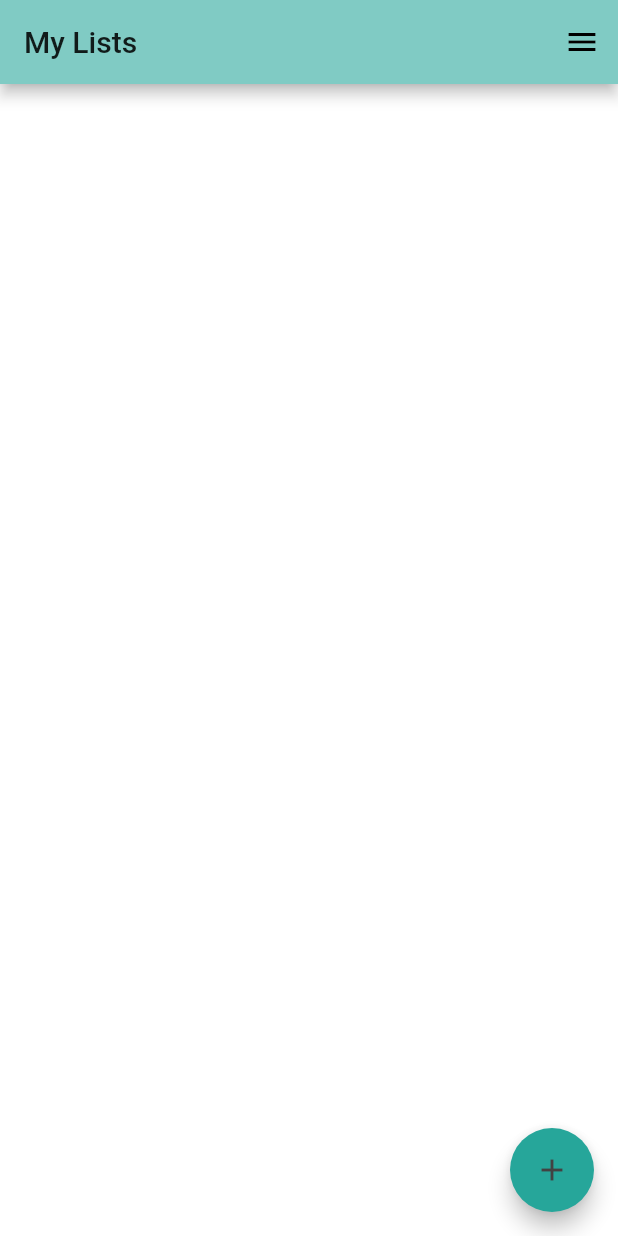
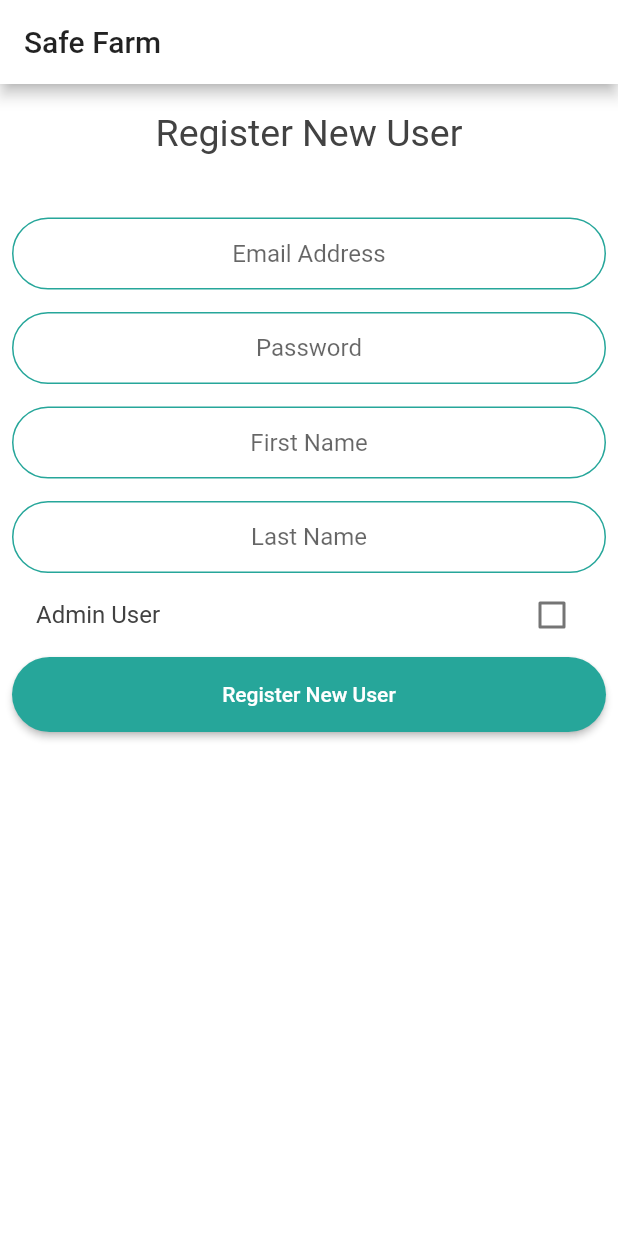
Before and after one commit to TrellixVulnTeam/my_lists_WHH1, a Flutter app: the screen it shows after launch, on a phone screen of 412 x 824 dp. Run offline on Flutter 3.47's test engine with Material 2 defaults, Android fonts, the phone set to English and light mode, and no system bars; our stand-ins replace cloud_firestore, cloud_functions, firebase_auth, firebase_core; accounts and stored records are empty.

Commit message:
login and registration start

```diff
--- /dev/null
+++ b/lib/components/user_registration_form.dart
@@ -0,0 +1,195 @@
+import 'package:cloud_functions/cloud_functions.dart';
+import 'package:flutter/material.dart';
+import 'package:my_lists/constants.dart';
+import 'package:my_lists/components/custom_button.dart';
+import 'package:my_lists/screens/home_screen.dart';
+
+bool isSuccessful = false;
+
+class UserRegistrationForm extends StatefulWidget {
+  @override
+  _UserRegistrationFormState createState() => _UserRegistrationFormState();
+}
+
+class _UserRegistrationFormState extends State<UserRegistrationForm> {
+  final _userRegistrationFormKey = GlobalKey<FormState>();
+
+  @override
+  void dispose() {
+    super.dispose();
+  }
+
+  late String _email;
+  late String _password;
+  late String _firstName;
+  late String _lastName;
+  bool _isAdmin = false;
+
+  bool showSpinner = false;
+
+  // define callable function
+  HttpsCallable createUserCallable = FirebaseFunctions.instance.httpsCallable(
+      'createUser',
+      options: HttpsCallableOptions(timeout: Duration(seconds: 5)));
+
+  Future<String> createUser() async {
+    //create the data map to be send
+    Map<String, dynamic> data = {
+      "email": _email,
+      "password": _password,
+      "firstName": _firstName,
+      "lastName": _lastName,
+      "isAdmin": _isAdmin,
+    };
+
+    String uid = "0";
+    await createUserCallable(data)
+        .then((response) => {
+              if (response.data['status'] == 'success')
+                {
+                  isSuccessful = true,
+                  showAlertDialog(context, 'User Created Successfully!'),
+                }
+              else
+                {
+                  isSuccessful = false,
+                  showAlertDialog(context, response.data['message']),
+                }
+            })
+        // ignore: return_of_invalid_type_from_catch_error
+        .catchError((err) => {print(err.toString())});
+
+    return uid;
+  }
+
+  @override
+  Widget build(BuildContext context) {
+    return Form(
+      key: _userRegistrationFormKey,
+      child: Padding(
+        padding: const EdgeInsets.all(8.0),
+        child: Column(
+          children: [
+            TextFormField(
+              textAlign: TextAlign.center,
+              decoration:
+                  kLoginTextFieldDecoration.copyWith(hintText: 'Email Address'),
+              onChanged: (value) {
+                _email = value.trim();
+              },
+            ),
+            SizedBox(height: 15.0),
+            TextFormField(
+              obscureText: true,
+              textAlign: TextAlign.center,
+              decoration:
+                  kLoginTextFieldDecoration.copyWith(hintText: 'Password'),
+              onChanged: (value) {
+                _password = value.trim();
+              },
+            ),
+            SizedBox(height: 15.0),
+            TextFormField(
+              textAlign: TextAlign.center,
+              decoration:
+                  kLoginTextFieldDecoration.copyWith(hintText: 'First Name'),
+              onChanged: (value) {
+                _firstName = value.trim();
+              },
+              validator: (value) {
+                if (value!.isEmpty) {
+                  return 'Please enter a first name.';
+                }
+                return null;
+              },
+            ),
+            SizedBox(height: 15.0),
+            TextFormField(
+              textAlign: TextAlign.center,
+              decoration:
+                  kLoginTextFieldDecoration.copyWith(hintText: 'Last Name'),
+              onChanged: (value) {
+                _lastName = value.trim();
+              },
+              validator: (value) {
+                if (value!.isEmpty) {
+                  return 'Please enter a last name.';
+                }
+                return null;
+              },
+            ),
+            CheckboxListTile(
+                title: Text(
+                  'Admin User',
+                  style: TextStyle(color: kPrimaryTextColour),
+                ),
+                value: _isAdmin,
+                onChanged: (value) {
+                  setState(() {
+                    _isAdmin = value!;
+                  });
+                }),
+            Column(
+              crossAxisAlignment: CrossAxisAlignment.stretch,
+              children: [
+                CustomButton(
+                  text: 'Register New User',
+                  colour: kAccentColour,
+                  radius: 32,
+                  onPress: () async {
+                    setState(() {
+                      showSpinner = true;
+                    });
+                    if (_userRegistrationFormKey.currentState!.validate()) {
+                      createUser();
+
+                      setState(() {
+                        showSpinner = false;
+                      });
+                    }
+                    setState(() {
+                      showSpinner = false;
+                    });
+                  },
+                ),
+              ],
+            ),
+          ],
+        ),
+      ),
+    );
+  }
+}
+
+showAlertDialog(BuildContext context, String message) {
+  // set up the button
+  Widget okButton = TextButton(
+    child: Text('OK'),
+    onPressed: () {
+      isSuccessful == true
+          ? Navigator.popAndPushNamed(context, HomeScreen.id)
+          : Navigator.pop(context);
+    },
+  );
+
+  // set up the AlertDialog
+  AlertDialog alert = AlertDialog(
+    title:
+        Text(isSuccessful == true ? 'User Created' : 'Unable to Create User'),
+    content: Text(
+      message,
+      style: TextStyle(color: kSecondaryTextColour),
+    ),
+    actions: [
+      okButton,
+    ],
+  );
+
+  // show the dialog
+  showDialog(
+    context: context,
+    builder: (BuildContext context) {
+      return alert;
+    },
+  );
+}
--- a/lib/main.dart
+++ b/lib/main.dart
@@ -20,3 +20,7 @@ class MyApp extends StatelessWidget {
     );
   }
 }
+
+//TODO: Create family registration page - access from login screen
+//TODO: First user in the family is admin
+//TODO: Change form depending on which page you're coming from, pass specific form through navigation??
--- a/lib/routes.dart
+++ b/lib/routes.dart
@@ -2,10 +2,12 @@ import 'package:flutter/widgets.dart';
 import 'package:my_lists/components/new_list.dart';
 import 'package:my_lists/screens/home_screen.dart';
 import 'package:my_lists/screens/login_screen.dart';
+import 'package:my_lists/screens/registration_screen.dart';
 
 final Map<String, WidgetBuilder> routes = <String, WidgetBuilder>{
-  '/': (context) => HomeScreen(),
+  '/': (context) => RegistrationScreen(),
   HomeScreen.id: (context) => HomeScreen(),
   NewList.id: (context) => NewList(),
   LoginScreen.id: (context) => LoginScreen(),
+  RegistrationScreen.id: (context) => RegistrationScreen(),
 };
--- a/lib/screens/home_screen.dart
+++ b/lib/screens/home_screen.dart
@@ -3,6 +3,7 @@ import 'package:flutter/material.dart';
 import 'package:my_lists/constants.dart';
 import 'package:my_lists/components/new_list.dart';
 import 'package:my_lists/screens/login_screen.dart';
+import 'package:my_lists/screens/registration_screen.dart';
 
 class HomeScreen extends StatefulWidget {
   static const String id = 'home_screen';
@@ -44,7 +45,9 @@ class _HomeScreenState extends State<HomeScreen> {
                   'Register New User',
                   style: TextStyle(color: kPrimaryTextColour),
                 ),
-                onTap: () {},
+                onTap: () {
+                  Navigator.pushNamed(context, RegistrationScreen.id);
+                },
               ),
               ListTile(
                 title: Text(
--- /dev/null
+++ b/lib/screens/registration_screen.dart
@@ -0,0 +1,56 @@
+import 'package:flutter/cupertino.dart';
+import 'package:flutter/material.dart';
+import 'package:flutter/widgets.dart';
+import 'package:my_lists/constants.dart';
+import 'package:cloud_firestore/cloud_firestore.dart';
+import 'package:my_lists/components/user_registration_form.dart';
+
+final db = FirebaseFirestore.instance;
+
+class RegistrationScreen extends StatefulWidget {
+  static const String id = 'registration_screen';
+
+  @override
+  _RegistrationScreenState createState() => _RegistrationScreenState();
+}
+
+class _RegistrationScreenState extends State<RegistrationScreen> {
+  @override
+  Widget build(BuildContext context) {
+    return SafeArea(
+      child: Scaffold(
+        appBar: AppBar(
+          title: Text('Safe Farm'),
+        ),
+        body: Column(
+          children: [
+            Container(
+              alignment: Alignment.topCenter,
+              margin: EdgeInsets.all(8.0),
+              decoration: BoxDecoration(
+                color: kPrimaryColour,
+                borderRadius: BorderRadius.circular(10.0),
+              ),
+              height: 50,
+              child: Column(
+                mainAxisAlignment: MainAxisAlignment.center,
+                children: [
+                  Text(
+                    'Register New User',
+                    style: TextStyle(fontSize: 25),
+                  ),
+                ],
+              ),
+            ),
+            SizedBox(height: 15.0),
+            Expanded(
+              child: SingleChildScrollView(
+                child: UserRegistrationForm(),
+              ),
+            ),
+          ],
+        ),
+      ),
+    );
+  }
+}
```
Also changed, not shown: lib/screens/login_screen.dart (+8 -0 lines).
